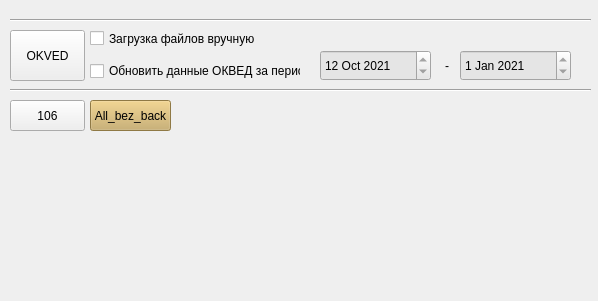
Old version of the form untitled.ui in the repository iriska-gri/PultNew.
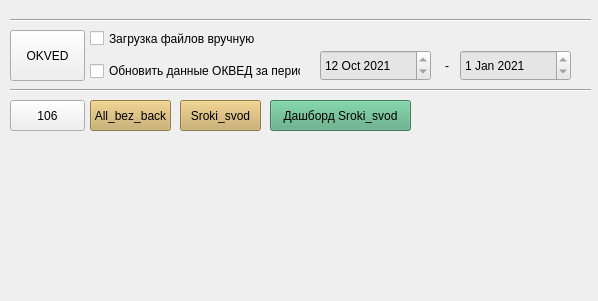
New version of the form.

```diff
--- a/untitled.ui
+++ b/untitled.ui
@@ -216,6 +216,38 @@
      <string>All_bez_back</string>
     </property>
    </widget>
+   <widget class="QPushButton" name="pushButton_Sroki_svod">
+    <property name="geometry">
+     <rect>
+      <x>180</x>
+      <y>100</y>
+      <width>81</width>
+      <height>31</height>
+     </rect>
+    </property>
+    <property name="styleSheet">
+     <string notr="true">background-color: rgb(200, 169, 96)</string>
+    </property>
+    <property name="text">
+     <string>Sroki_svod</string>
+    </property>
+   </widget>
+   <widget class="QPushButton" name="pushButton_Daschbord_Sroki_svod">
+    <property name="geometry">
+     <rect>
+      <x>270</x>
+      <y>100</y>
+      <width>141</width>
+      <height>31</height>
+     </rect>
+    </property>
+    <property name="styleSheet">
+     <string notr="true">background-color: rgb(85, 170, 127)</string>
+    </property>
+    <property name="text">
+     <string>Дашборд Sroki_svod</string>
+    </property>
+   </widget>
   </widget>
  </widget>
  <resources/>
```
